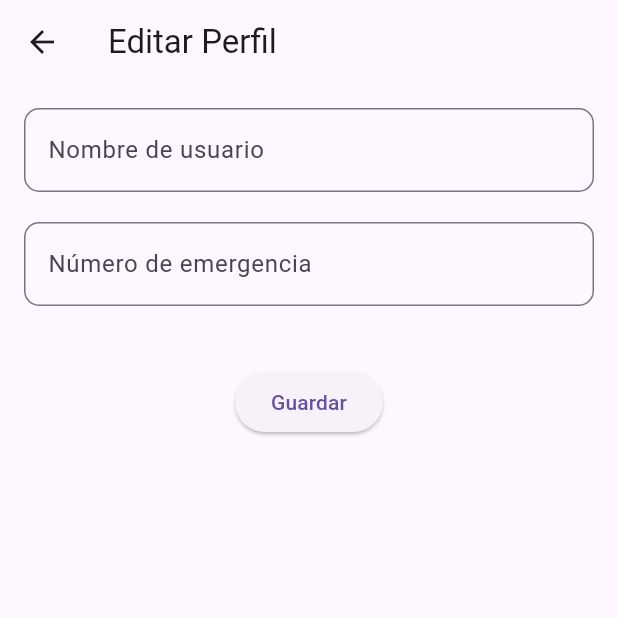
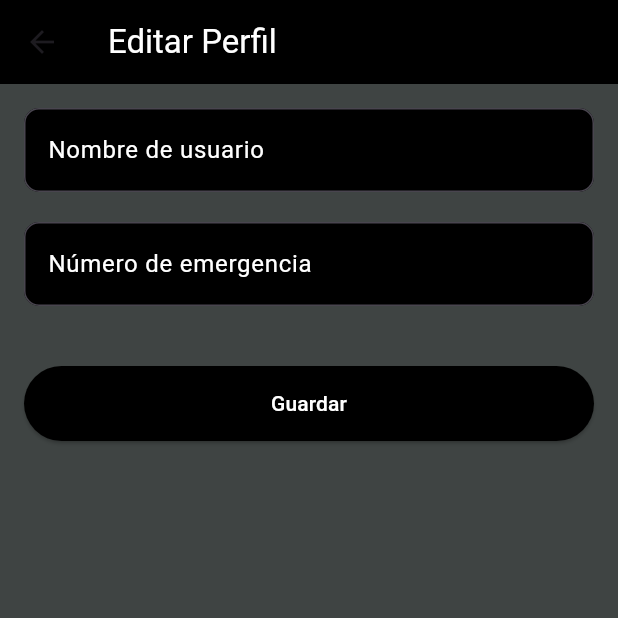
Before and after one commit to Oveth29/Proyecto-Hackaton, a Flutter app: the screen it shows after launch, after a tap on "Menú", after a tap on "Ajustes", after a tap on "Perfil", on a phone screen of 412 x 824 dp, the top half of it. Run offline on Flutter 3.47's test engine with Material 3 defaults, Android fonts, the light colour scheme and no system bars; our stand-ins replace speech_to_text.

Commit message:
Actualizacion2

```diff
--- a/braille_tech/lib/asignaturas_screen.dart
+++ b/braille_tech/lib/asignaturas_screen.dart
@@ -12,7 +12,6 @@ class _AsignaturasScreenState extends State<AsignaturasScreen> {
     {'nombre': 'Ciencias', 'completada': false},
     {'nombre': 'Inglés', 'completada': true},
   ];
-
   void _toggleCompletion(int index) {
     setState(() {
       asignaturas[index]['completada'] = !asignaturas[index]['completada'];
--- a/braille_tech/lib/main.dart
+++ b/braille_tech/lib/main.dart
@@ -1,10 +1,10 @@
 import 'package:flutter/material.dart';
 import 'package:speech_to_text/speech_to_text.dart' as stt;
-import 'profile_screen.dart'; // Importa la pantalla de Perfil
-import 'language_screen.dart'; // Importa la pantalla de Idiomas
-import 'asignaturas_screen.dart'; // Importa la pantalla de Asignaturas
-import 'calificaciones_screen.dart'; // Importa la pantalla de Calificaciones
-import 'mensajes_screen.dart'; // Importa la pantalla de Mensajes
+import 'profile_screen.dart';
+import 'language_screen.dart';
+import 'asignaturas_screen.dart';
+import 'calificaciones_screen.dart';
+import 'mensajes_screen.dart';
 
 void main() {
   runApp(BrailleTechApp());
@@ -29,7 +29,7 @@ class HomeScreen extends StatefulWidget {
 }
 
 class _HomeScreenState extends State<HomeScreen> {
-  int _currentIndex = 0; // Índice para gestionar el contenido
+  int _currentIndex = 0;
 
   @override
   Widget build(BuildContext context) {
@@ -44,10 +44,9 @@ class _HomeScreenState extends State<HomeScreen> {
               IconButton(
                 icon: Icon(Icons.arrow_back, color: Colors.white),
                 onPressed: () {
-                  // Acción al presionar el botón de regresar
                   if (_currentIndex != 0) {
                     setState(() {
-                      _currentIndex = 0; // Regresar al Home
+                      _currentIndex = 0;
                     });
                   }
                 },
@@ -177,9 +176,17 @@ class _HomeScreenState extends State<HomeScreen> {
               child: IndexedStack(
                 index: _currentIndex,
                 children: [
-                  Center(
-                      child: Text('Contenido del Mapa',
-                          style: TextStyle(color: Colors.white))),
+                  Column(
+                    children: [
+                      Center(
+                          child: Text('Contenido del Mapa',
+                              style: TextStyle(color: Colors.white))),
+                      // Imagen que se muestra al seleccionar "Mapa"
+                      if (_currentIndex == 0)
+                        Image.asset(
+                            "assets/MAPAMENU.png"), // Asegúrate de que el nombre sea correcto
+                    ],
+                  ),
                   MenuScreen(),
                   SettingsScreen(),
                 ],
@@ -238,15 +245,14 @@ class _MenuScreenState extends State<MenuScreen> {
             width: 250,
             height: 150,
             decoration: BoxDecoration(
-              color: Colors.white, // Fondo blanco
+              color: Colors.white,
               borderRadius: BorderRadius.all(Radius.circular(20)),
               border: Border.all(color: Colors.black, width: 2),
             ),
             child: Center(
               child: Text(
                 'Ubicación precisa',
-                style:
-                    TextStyle(fontSize: 20, color: Colors.black), // Texto negro
+                style: TextStyle(fontSize: 20, color: Colors.black),
               ),
             ),
           ),
@@ -294,13 +300,13 @@ class SettingsScreen extends StatefulWidget {
 }
 
 class _SettingsScreenState extends State<SettingsScreen> {
-  bool _talbackEnabled = false; // Estado del Talback (Activado/Desactivado)
-  bool _showAssistants = false; // Estado para mostrar/ocultar asistentes
+  bool _talbackEnabled = false;
+  bool _showAssistants = false;
 
   @override
   Widget build(BuildContext context) {
     return Scaffold(
-      backgroundColor: Colors.black, // Fondo negro
+      backgroundColor: Colors.black,
       appBar: AppBar(
         backgroundColor: Colors.black,
       ),
@@ -336,7 +342,7 @@ class _SettingsScreenState extends State<SettingsScreen> {
             ),
             SizedBox(height: 40),
             if (_showAssistants) ...[
-              SizedBox(height: 20), // Espacio antes de los asistentes
+              SizedBox(height: 20),
               _buildAssistantButton('Camila'),
               SizedBox(height: 10),
               _buildAssistantButton('Eduardo'),
@@ -346,7 +352,7 @@ class _SettingsScreenState extends State<SettingsScreen> {
               ElevatedButton(
                 onPressed: () {
                   setState(() {
-                    _showAssistants = false; // Volver a ocultar asistentes
+                    _showAssistants = false;
                   });
                 },
                 style: ElevatedButton.styleFrom(
@@ -363,7 +369,7 @@ class _SettingsScreenState extends State<SettingsScreen> {
                     ElevatedButton(
                       onPressed: () {
                         setState(() {
-                          _showAssistants = true; // Mostrar asistentes
+                          _showAssistants = true;
                         });
                       },
                       style: ElevatedButton.styleFrom(
@@ -393,7 +399,7 @@ class _SettingsScreenState extends State<SettingsScreen> {
                           value: _talbackEnabled,
                           onChanged: (value) {
                             setState(() {
-                              _talbackEnabled = value; // Cambiar estado
+                              _talbackEnabled = value;
                             });
                           },
                         ),
@@ -452,3 +458,7 @@ class _SettingsScreenState extends State<SettingsScreen> {
     );
   }
 }
+
+
+                    //Image.asset("assets/ImagenarribaMapa"),
+                    //Image.asset("assets/imagenbajomapa"),
--- a/braille_tech/lib/profile_screen.dart
+++ b/braille_tech/lib/profile_screen.dart
@@ -1,43 +1,46 @@
 import 'package:flutter/material.dart';
 
-/**======BOTON ASISTENTE=========
- * La clase "AssistantsScreen" será la encargada de mostrar y ejecutar las funciones dentro del boton
- * Asistente que opera en el menu de "Ajustes".
- */
+/**======BOTON ASISTENTE========= */
 class AssistantsScreen extends StatelessWidget {
   @override
   Widget build(BuildContext context) {
     return Scaffold(
       appBar: AppBar(
-        title: Text('Asistentes'),
+        title: Text(
+          'Asistentes',
+          style: TextStyle(color: Colors.white), // Texto en blanco
+        ),
+        backgroundColor: Colors.black, // Fondo negro
       ),
       body: Center(
         child: Text(
           'Pantalla de Asistentes',
-          style: TextStyle(fontSize: 24),
+          style:
+              TextStyle(fontSize: 24, color: Colors.white), // Texto en blanco
         ),
       ),
     );
   }
 }
 
-/**========Circulo De Perfil========
- * Esta clase entrará en acción cuando el usuario toque la burbuja de su perfil
- * mostrando datos que pueden ser rellenados por él, esta función aún no esta terminada
- * ni mucho menos refinada.
- */
-/*Ingresar numero de emergencia, y su Usuario*/
+/**========Circulo De Perfil======== */
 class ProfileScreen extends StatelessWidget {
   final TextEditingController _usernameController = TextEditingController();
-  final TextEditingController _emergencyNumberController = TextEditingController();
+  final TextEditingController _emergencyNumberController =
+      TextEditingController();
 
   @override
   Widget build(BuildContext context) {
     return Scaffold(
       appBar: AppBar(
-        title: Text('Editar Perfil'),
+        title: Text(
+          'Editar Perfil',
+          style: TextStyle(color: Colors.white), // Texto en blanco
+        ),
+        backgroundColor: Colors.black, // Fondo negro
       ),
-      body: Padding(
+      body: Container(
+        color: Color.fromRGBO(63, 68, 67, 1), // Fondo gris
         padding: const EdgeInsets.all(16.0),
         child: Column(
           children: [
@@ -46,10 +49,15 @@ class ProfileScreen extends StatelessWidget {
               controller: _usernameController,
               decoration: InputDecoration(
                 labelText: 'Nombre de usuario',
+                labelStyle: TextStyle(color: Colors.white), // Etiqueta blanca
                 border: OutlineInputBorder(
                   borderRadius: BorderRadius.circular(10.0),
+                  borderSide: BorderSide(color: Colors.white), // Borde blanco
                 ),
+                filled: true,
+                fillColor: Colors.black, // Fondo negro
               ),
+              style: TextStyle(color: Colors.white), // Texto en blanco
             ),
             SizedBox(height: 20),
 
@@ -59,10 +67,15 @@ class ProfileScreen extends StatelessWidget {
               keyboardType: TextInputType.phone,
               decoration: InputDecoration(
                 labelText: 'Número de emergencia',
+                labelStyle: TextStyle(color: Colors.white), // Etiqueta blanca
                 border: OutlineInputBorder(
                   borderRadius: BorderRadius.circular(10.0),
+                  borderSide: BorderSide(color: Colors.white), // Borde blanco
                 ),
+                filled: true,
+                fillColor: Colors.black, // Fondo negro
               ),
+              style: TextStyle(color: Colors.white), // Texto en blanco
             ),
             SizedBox(height: 40),
 
@@ -74,6 +87,11 @@ class ProfileScreen extends StatelessWidget {
                 String emergencyNumber = _emergencyNumberController.text;
                 // Implementar lógica de guardar
               },
+              style: ElevatedButton.styleFrom(
+                backgroundColor: Colors.black, // Fondo negro
+                foregroundColor: Colors.white, // Texto blanco
+                minimumSize: Size(double.infinity, 50), // Tamaño mínimo
+              ),
               child: Text('Guardar'),
             ),
           ],
```
Also changed, not shown: braille_tech/lib/calificaciones_screen.dart (+22 -3 lines), braille_tech/lib/language_screen.dart (+15 -7 lines), braille_tech/lib/mensajes_screen.dart (+20 -8 lines), braille_tech/assets/ABAJOMAPA.png (added), braille_tech/assets/MAPAMENU.png (added), 1 other file.
